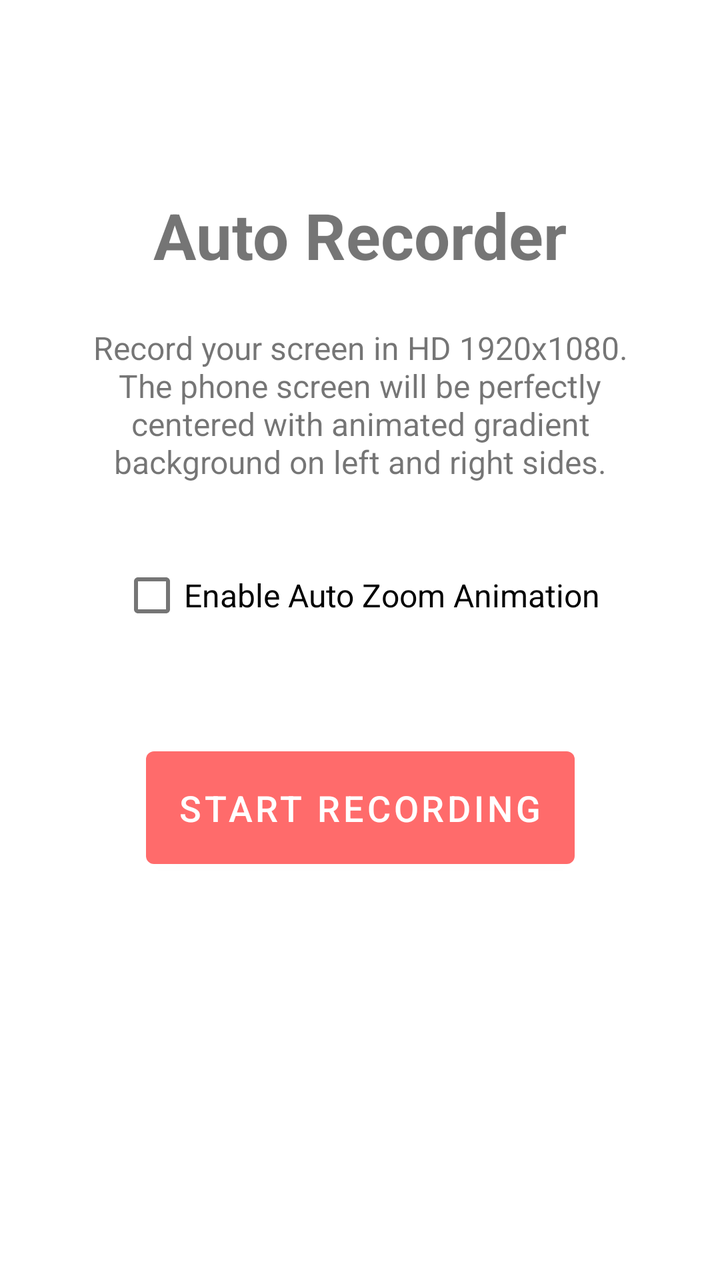
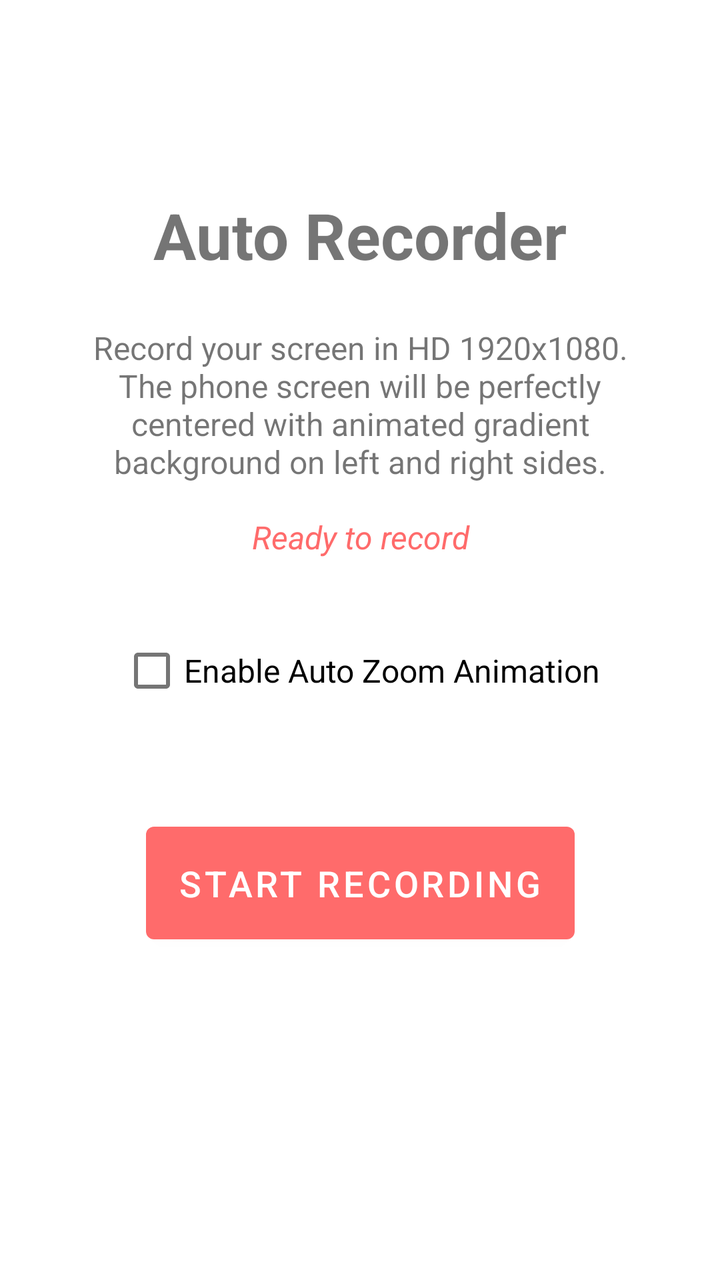

Before-and-after screenshots of an Android layout around one commit, followed by the original layout XML and the change that was made.
<!-- AndroidManifest.xml: application theme Theme.AutoRecorder -->
<!-- res/layout/activity_main.xml -->
<?xml version="1.0" encoding="utf-8"?>

<androidx.constraintlayout.widget.ConstraintLayout xmlns:android="http://schemas.android.com/apk/res/android"
    xmlns:app="http://schemas.android.com/apk/res-auto"
    android:layout_width="match_parent"
    android:layout_height="match_parent"
    android:padding="32dp">

    <TextView
        android:id="@+id/tvTitle"
        android:layout_width="wrap_content"
        android:layout_height="wrap_content"
        android:text="Auto Recorder"
        android:textSize="32sp"
        android:textStyle="bold"
        app:layout_constraintTop_toTopOf="parent"
        app:layout_constraintStart_toStartOf="parent"
        app:layout_constraintEnd_toEndOf="parent"
        android:layout_marginTop="64dp"/>

    <TextView
        android:id="@+id/tvDescription"
        android:layout_width="0dp"
        android:layout_height="wrap_content"
        android:text="Record your screen in HD 1920x1080. The phone screen will be perfectly centered with animated gradient background on left and right sides."
        android:textSize="16sp"
        android:gravity="center"
        android:layout_marginTop="24dp"
        app:layout_constraintTop_toBottomOf="@id/tvTitle"
        app:layout_constraintStart_toStartOf="parent"
        app:layout_constraintEnd_toEndOf="parent"/>

    <CheckBox
        android:id="@+id/chkAutoZoom"
        android:layout_width="wrap_content"
        android:layout_height="wrap_content"
        android:text="Enable Auto Zoom Animation"
        android:textSize="16sp"
        android:layout_marginTop="32dp"
        app:layout_constraintTop_toBottomOf="@id/tvDescription"
        app:layout_constraintStart_toStartOf="parent"
        app:layout_constraintEnd_toEndOf="parent"/>

    <com.google.android.material.button.MaterialButton
        android:id="@+id/btnStart"
        android:layout_width="wrap_content"
        android:layout_height="wrap_content"
        android:text="Start Recording"
        android:textSize="18sp"
        android:padding="16dp"
        app:layout_constraintTop_toBottomOf="@id/chkAutoZoom"
        app:layout_constraintStart_toStartOf="parent"
        app:layout_constraintEnd_toEndOf="parent"
        android:layout_marginTop="48dp"/>

</androidx.constraintlayout.widget.ConstraintLayout>
<!-- resources referenced by this layout -->
<resources>
  <style name="Theme.AutoRecorder" parent="Theme.MaterialComponents.DayNight.DarkActionBar">
          <item name="colorPrimary">#FF6B6B</item>
          <item name="colorPrimaryVariant">#EE5A5A</item>
          <item name="colorOnPrimary">#FFFFFF</item>
          <item name="colorSecondary">#4ECDC4</item>
          <item name="colorSecondaryVariant">#45B7AA</item>
          <item name="colorOnSecondary">#000000</item>
      </style>
</resources>

<!-- the commit's change to res/layout/activity_main.xml (unified diff, before → after) -->
@@ -30,6 +30,20 @@
         app:layout_constraintStart_toStartOf="parent"
         app:layout_constraintEnd_toEndOf="parent"/>
 
+    <TextView
+        android:id="@+id/tvStatus"
+        android:layout_width="0dp"
+        android:layout_height="wrap_content"
+        android:text="Ready to record"
+        android:textSize="16sp"
+        android:textStyle="italic"
+        android:gravity="center"
+        android:layout_marginTop="16dp"
+        android:textColor="#FF6B6B"
+        app:layout_constraintTop_toBottomOf="@id/tvDescription"
+        app:layout_constraintStart_toStartOf="parent"
+        app:layout_constraintEnd_toEndOf="parent"/>
+
     <CheckBox
         android:id="@+id/chkAutoZoom"
         android:layout_width="wrap_content"
@@ -37,7 +51,7 @@
         android:text="Enable Auto Zoom Animation"
         android:textSize="16sp"
         android:layout_marginTop="32dp"
-        app:layout_constraintTop_toBottomOf="@id/tvDescription"
+        app:layout_constraintTop_toBottomOf="@id/tvStatus"
         app:layout_constraintStart_toStartOf="parent"
         app:layout_constraintEnd_toEndOf="parent"/>
 
